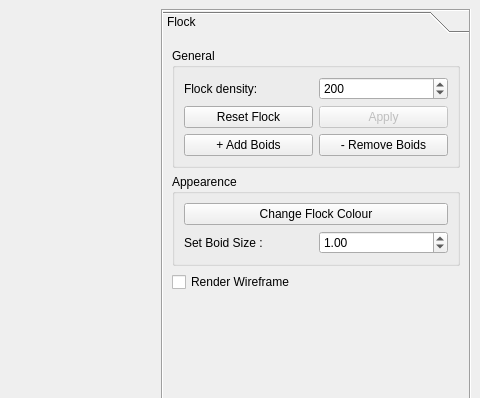
The window that ui/mainwindow.ui (timecop84/flocking_system) describes before a commit, drawn with Qt 5; both pictures show x 800 to 1280 and y 0 to 398 of the 1280 by 720 pixel window.
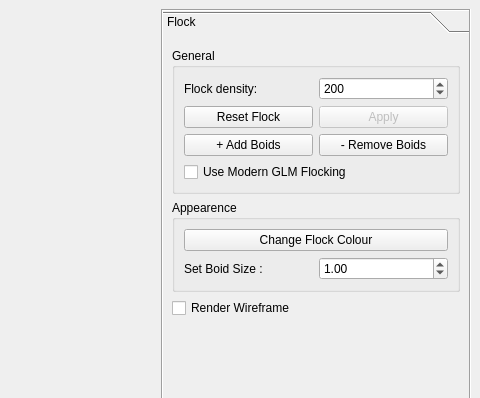
The same window after the commit.

Commit message: feat: Implement modern GLM-based flocking with runtime toggle

The edit to the form file:
```diff
--- a/ui/mainwindow.ui
+++ b/ui/mainwindow.ui
@@ -145,6 +145,22 @@
              </property>
             </widget>
            </item>
+           <item row="4" column="1" colspan="2">
+            <widget class="QCheckBox" name="m_useModernUpdate">
+             <property name="toolTip">
+              <string>Toggle between legacy and modern GLM-based flocking algorithms</string>
+             </property>
+             <property name="statusTip">
+              <string>Use modern GLM-based flocking calculations instead of legacy system</string>
+             </property>
+             <property name="text">
+              <string>Use Modern GLM Flocking</string>
+             </property>
+             <property name="checked">
+              <bool>false</bool>
+             </property>
+            </widget>
+           </item>
           </layout>
          </widget>
         </item>
```
The commit also changes 25 other files.
